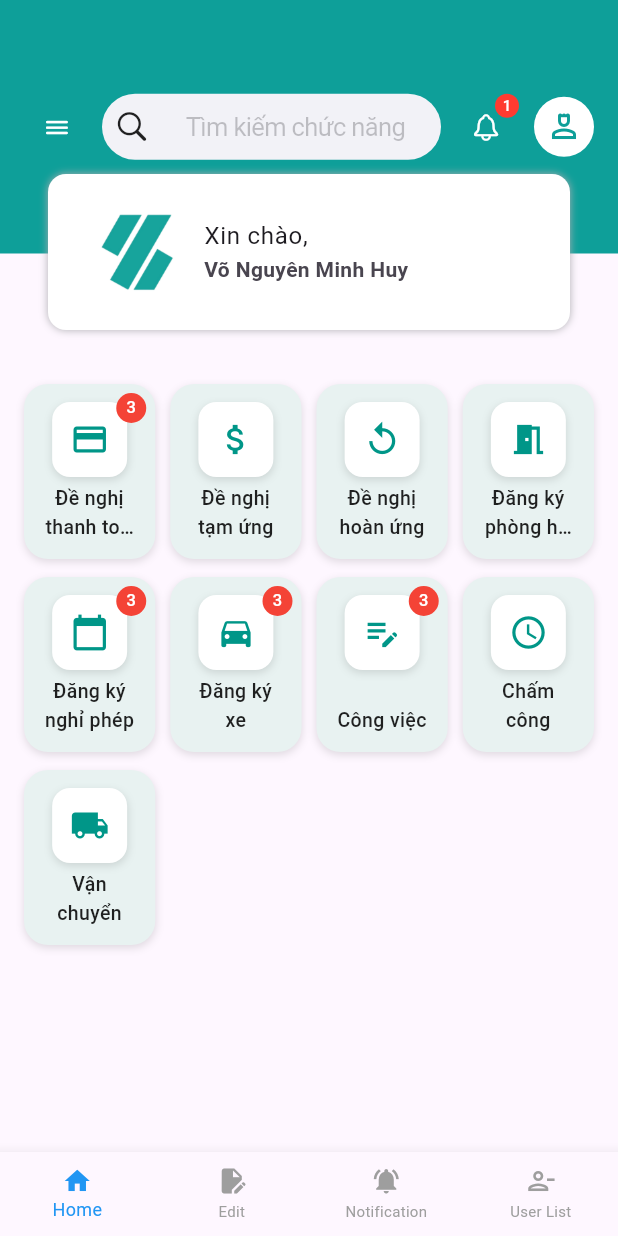
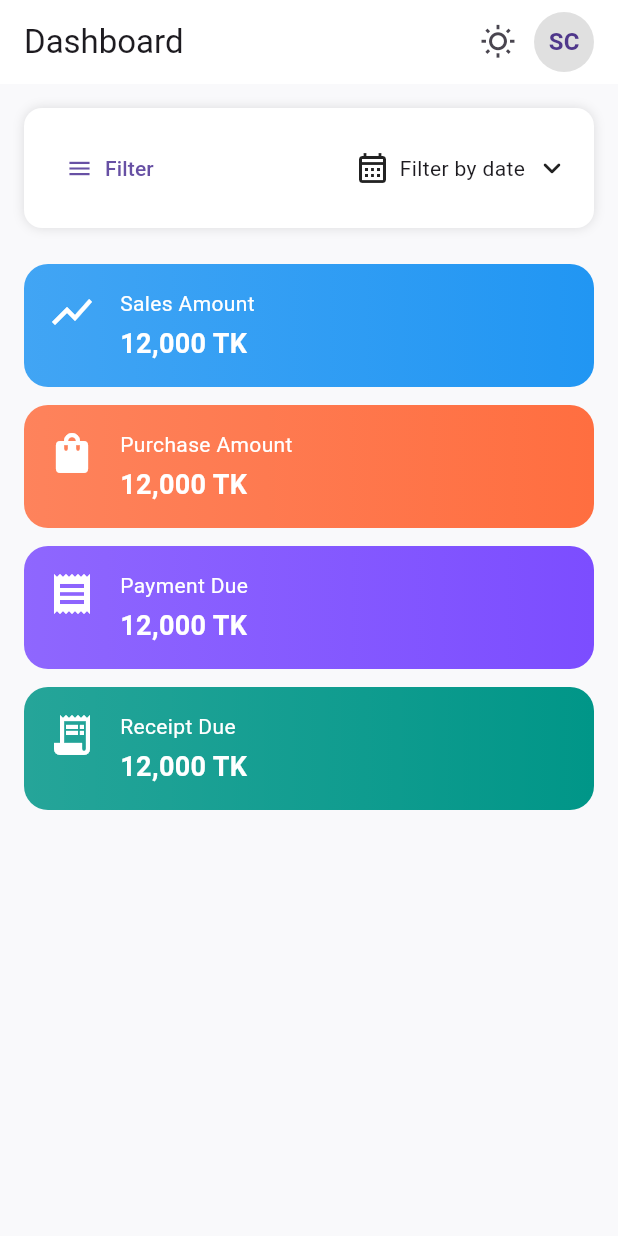
Before and after one commit to tasnimislamraisa/FathSoft, a Flutter app: the screen it shows after launch, after a tap on "Login", on a phone screen of 412 x 824 dp. Run offline on Flutter 3.47's test engine with Material 3 defaults, Android fonts, the light colour scheme and no system bars; our stand-ins replace get, logger, shared_preferences.

Commit message:
widget of dashboard

```diff
--- a/task_1_ios_app/lib/main.dart
+++ b/task_1_ios_app/lib/main.dart
@@ -1,4 +1,3 @@
-import 'package:task_1_ios_app/controller_binder.dart';
 import 'package:task_1_ios_app/my-imports.dart';
 
 void main() {
@@ -8,13 +7,23 @@ void main() {
 class MyApp extends StatelessWidget {
   const MyApp({super.key});
 
-  // This widget is the root of your application.
   @override
   Widget build(BuildContext context) {
     return GetMaterialApp(
       title: 'IOS App',
+      debugShowCheckedModeBanner: false,
       initialBinding: ControllerBinder(),
       home: const LogInScreen(),
+
+      // Localization support
+      localizationsDelegates: const [
+        GlobalMaterialLocalizations.delegate,
+        GlobalWidgetsLocalizations.delegate,
+        GlobalCupertinoLocalizations.delegate,
+      ],
+      supportedLocales: const [
+        Locale('en'), // Add more locales here if needed
+      ],
     );
   }
 }
--- a/task_1_ios_app/lib/my-imports.dart
+++ b/task_1_ios_app/lib/my-imports.dart
@@ -1,15 +1,19 @@
 export 'package:flutter/cupertino.dart' hide RefreshCallback;
 export 'package:flutter/gestures.dart';
 export 'package:flutter/material.dart';
+export 'package:flutter_localizations/flutter_localizations.dart';
 export 'package:get/get.dart';
 export 'package:get/get_core/src/get_main.dart';
 export 'package:logger/logger.dart';
 export 'package:shared_preferences/shared_preferences.dart';
+export 'package:task_1_ios_app/controller_binder.dart';
 export 'package:task_1_ios_app/data/models/network-response.dart';
 export 'package:task_1_ios_app/data/services/network-caller.dart';
 export 'package:task_1_ios_app/presentation/controller/auth-controller.dart';
 export 'package:task_1_ios_app/presentation/controller/bottom-nav-bar-controller.dart';
 export 'package:task_1_ios_app/presentation/screens/bottom-nav-bar-screen/bottom-nav-bar-screen.dart';
+export 'package:task_1_ios_app/presentation/screens/dashboard-screen/dashboard-screen.dart';
+export 'package:task_1_ios_app/presentation/screens/dashboard-screen/dashboard-widget/build-profile-menu.dart';
 export 'package:task_1_ios_app/presentation/screens/edit-screen/edit-screen.dart';
 export 'package:task_1_ios_app/presentation/screens/home-screen/home-screen-widgets/build-grid-menu.dart';
 export 'package:task_1_ios_app/presentation/screens/home-screen/home-screen-widgets/build-user-card.dart';
--- a/task_1_ios_app/lib/presentation/screens/dashboard-screen/dashboard-screen.dart
+++ b/task_1_ios_app/lib/presentation/screens/dashboard-screen/dashboard-screen.dart
@@ -0,0 +1,219 @@
+import 'package:flutter/material.dart';
+import 'package:flutter_localizations/flutter_localizations.dart';
+import 'package:intl/intl.dart';
+
+class DashboardScreen extends StatefulWidget {
+  const DashboardScreen({super.key});
+
+  @override
+  State<DashboardScreen> createState() => _DashboardScreenState();
+}
+
+class _DashboardScreenState extends State<DashboardScreen> {
+  bool showDropdown = false;
+  DateTimeRange? selectedRange;
+  String selectedDateLabel = 'Filter by date';
+
+  void _selectPreset(String label, DateTimeRange range) {
+    setState(() {
+      selectedDateLabel = label;
+      selectedRange = range;
+      showDropdown = false;
+    });
+  }
+
+  void _selectCustomRange(DateTimeRange range) {
+    setState(() {
+      selectedDateLabel =
+          '${DateFormat('MM/dd/yyyy').format(range.start)} ~ ${DateFormat('MM/dd/yyyy').format(range.end)}';
+      selectedRange = range;
+      showDropdown = false;
+    });
+  }
+
+  @override
+  Widget build(BuildContext context) {
+    return MaterialApp(
+      debugShowCheckedModeBanner: false,
+      localizationsDelegates: [
+        GlobalMaterialLocalizations.delegate,
+        GlobalWidgetsLocalizations.delegate,
+        GlobalCupertinoLocalizations.delegate,
+      ],
+      supportedLocales: const [Locale('en')],
+      home: Scaffold(
+        backgroundColor: const Color(0xfff9f9fb),
+        appBar: AppBar(
+          title: const Text('Dashboard'),
+          backgroundColor: Colors.white,
+          elevation: 0,
+          actions: [
+            IconButton(
+                onPressed: () {}, icon: const Icon(Icons.wb_sunny_outlined)),
+            const CircleAvatar(
+              backgroundColor: Colors.black12,
+              child: Text('SC', style: TextStyle(fontWeight: FontWeight.bold)),
+            ),
+            const SizedBox(width: 16),
+          ],
+        ),
+        body: ListView(
+          padding: const EdgeInsets.all(16),
+          children: [
+            Container(
+              padding: const EdgeInsets.all(16),
+              decoration: BoxDecoration(
+                color: Colors.white,
+                borderRadius: BorderRadius.circular(12),
+                boxShadow: const [
+                  BoxShadow(color: Colors.black12, blurRadius: 6),
+                ],
+              ),
+              child: Row(
+                mainAxisAlignment: MainAxisAlignment.spaceBetween,
+                children: [
+                  TextButton.icon(
+                    onPressed: () {},
+                    icon: const Icon(Icons.menu),
+                    label: const Text('Filter'),
+                  ),
+                  GestureDetector(
+                    onTap: () => setState(() => showDropdown = !showDropdown),
+                    child: Row(
+                      children: [
+                        const Icon(Icons.calendar_month_outlined),
+                        const SizedBox(width: 6),
+                        Text(selectedDateLabel),
+                        const SizedBox(width: 6),
+                        const Icon(Icons.keyboard_arrow_down_rounded),
+                      ],
+                    ),
+                  )
+                ],
+              ),
+            ),
+            const SizedBox(height: 8),
+            if (showDropdown)
+              Container(
+                margin: const EdgeInsets.only(top: 8),
+                padding: const EdgeInsets.symmetric(vertical: 16),
+                decoration: BoxDecoration(
+                  color: Colors.white,
+                  borderRadius: BorderRadius.circular(16),
+                  boxShadow: const [
+                    BoxShadow(color: Colors.black12, blurRadius: 6),
+                  ],
+                ),
+                child: Column(
+                  children: [
+                    _dateOption(
+                        'Today',
+                        DateTimeRange(
+                          start: DateTime.now(),
+                          end: DateTime.now(),
+                        )),
+                    _dateOption(
+                        'Yesterday',
+                        DateTimeRange(
+                          start:
+                              DateTime.now().subtract(const Duration(days: 1)),
+                          end: DateTime.now().subtract(const Duration(days: 1)),
+                        )),
+                    _dateOption(
+                        'Last 7 Days',
+                        DateTimeRange(
+                          start:
+                              DateTime.now().subtract(const Duration(days: 6)),
+                          end: DateTime.now(),
+                        )),
+                    _dateOption(
+                        'Last 30 Days',
+                        DateTimeRange(
+                          start:
+                              DateTime.now().subtract(const Duration(days: 29)),
+                          end: DateTime.now(),
+                        )),
+                    _dateOption(
+                        'This Month',
+                        DateTimeRange(
+                          start: DateTime(
+                              DateTime.now().year, DateTime.now().month, 1),
+                          end: DateTime.now(),
+                        )),
+                    _dateOption(
+                        'Last Month',
+                        DateTimeRange(
+                          start: DateTime(
+                              DateTime.now().year, DateTime.now().month - 1, 1),
+                          end: DateTime(
+                              DateTime.now().year, DateTime.now().month, 0),
+                        )),
+                    ListTile(
+                      title: const Text('Custom Range'),
+                      onTap: () async {
+                        final picked = await showDateRangePicker(
+                          context: context,
+                          firstDate: DateTime(2020),
+                          lastDate: DateTime.now(),
+                          initialDateRange: selectedRange,
+                        );
+                        if (picked != null) _selectCustomRange(picked);
+                      },
+                    ),
+                  ],
+                ),
+              ),
+            const SizedBox(height: 16),
+            _dashboardCard(
+                'Sales Amount', '12,000 TK', Icons.show_chart, Colors.blue),
+            _dashboardCard('Purchase Amount', '12,000 TK', Icons.shopping_bag,
+                Colors.deepOrangeAccent),
+            _dashboardCard('Payment Due', '12,000 TK', Icons.receipt,
+                Colors.deepPurpleAccent),
+            _dashboardCard(
+                'Receipt Due', '12,000 TK', Icons.receipt_long, Colors.teal),
+          ],
+        ),
+      ),
+    );
+  }
+
+  Widget _dashboardCard(
+      String title, String value, IconData icon, Color color) {
+    return Container(
+      margin: const EdgeInsets.only(bottom: 12),
+      padding: const EdgeInsets.all(16),
+      decoration: BoxDecoration(
+        gradient: LinearGradient(colors: [color.withOpacity(0.85), color]),
+        borderRadius: BorderRadius.circular(16),
+      ),
+      child: Row(
+        crossAxisAlignment: CrossAxisAlignment.start,
+        children: [
+          Icon(icon, color: Colors.white, size: 32),
+          const SizedBox(width: 16),
+          Column(
+            crossAxisAlignment: CrossAxisAlignment.start,
+            children: [
+              Text(title,
+                  style: const TextStyle(color: Colors.white, fontSize: 14)),
+              const SizedBox(height: 4),
+              Text(value,
+                  style: const TextStyle(
+                      fontSize: 18,
+                      fontWeight: FontWeight.bold,
+                      color: Colors.white)),
+            ],
+          )
+        ],
+      ),
+    );
+  }
+
+  Widget _dateOption(String label, DateTimeRange range) {
+    return ListTile(
+      title: Text(label),
+      onTap: () => _selectPreset(label, range),
+    );
+  }
+}
--- /dev/null
+++ b/task_1_ios_app/lib/presentation/screens/dashboard-screen/dashboard-widget/build-profile-menu.dart
@@ -0,0 +1,37 @@
+import "package:task_1_ios_app/my-imports.dart";
+
+Widget BuildProfileMenu() {
+  return PopupMenuButton<int>(
+    icon: const CircleAvatar(child: Text('SC')),
+    itemBuilder: (context) => [
+      const PopupMenuItem(
+        value: 0,
+        child: ListTile(
+          title: Text('John Doe'),
+          subtitle: Text('john.doe@example.com'),
+        ),
+      ),
+      const PopupMenuDivider(),
+      const PopupMenuItem(
+          value: 1,
+          child: ListTile(
+              leading: Icon(Icons.person_outline), title: Text('Profile'))),
+      const PopupMenuItem(
+          value: 2,
+          child: ListTile(
+              leading: Icon(Icons.credit_card_outlined),
+              title: Text('Billing'))),
+      const PopupMenuItem(
+          value: 3,
+          child: ListTile(
+              leading: Icon(Icons.settings_outlined), title: Text('Settings'))),
+      const PopupMenuDivider(),
+      const PopupMenuItem(
+          value: 4,
+          child: ListTile(leading: Icon(Icons.logout), title: Text('Log out'))),
+    ],
+    onSelected: (value) {
+      // Handle selection
+    },
+  );
+}
--- a/task_1_ios_app/lib/presentation/screens/login/login-screen.dart
+++ b/task_1_ios_app/lib/presentation/screens/login/login-screen.dart
@@ -111,7 +111,7 @@ class _LogInScreenState extends State<LogInScreen> {
     Navigator.push(
       context,
       MaterialPageRoute(
-        builder: (context) => const BottomNavBarScreen(),
+        builder: (context) => const DashboardScreen(),
       ),
     );
   }
```
Also changed, not shown: task_1_ios_app/pubspec.yaml (+4 -4 lines), task_1_ios_app/lib/presentation/screens/dashboard-screen/dashboard-widget/dashboard-card.dart (added), task_1_ios_app/lib/presentation/screens/dashboard-screen/dashboard-widget/date-option.dart (added), task_1_ios_app/pubspec.lock.
